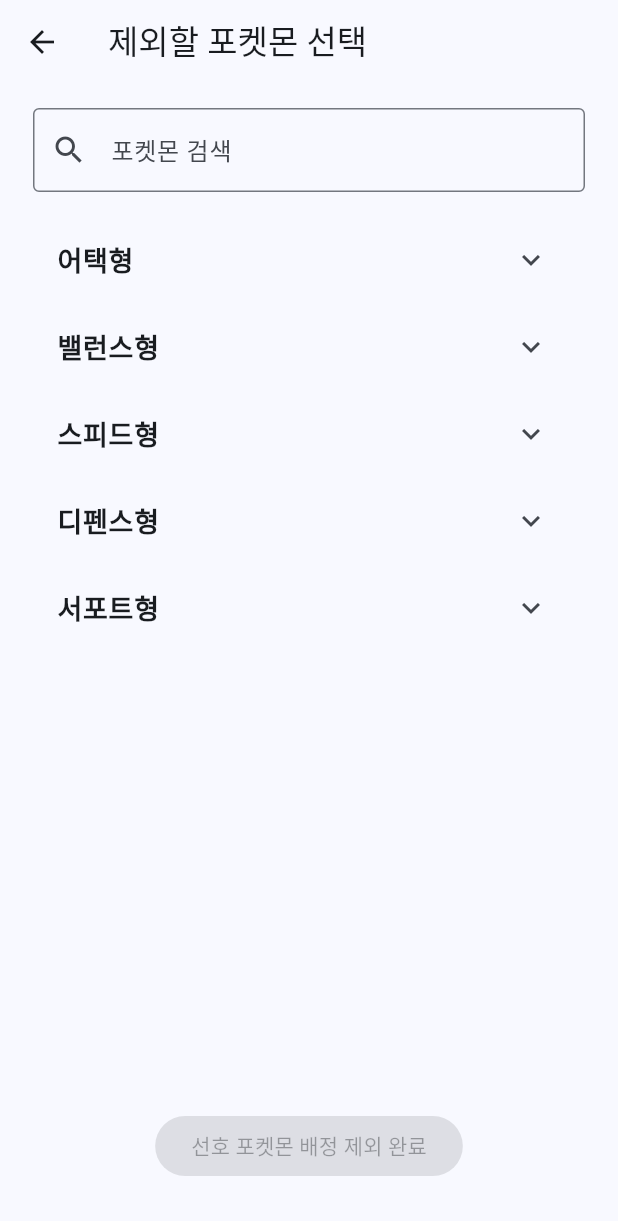
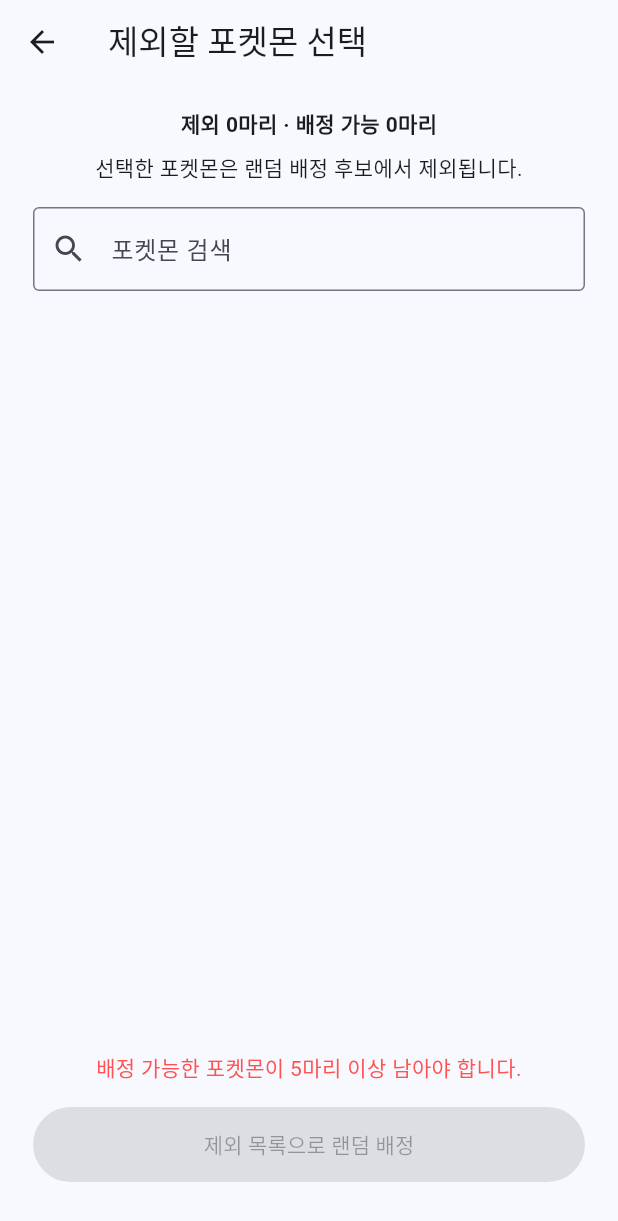
Before and after one commit to ParkMinjun0721/PokemonUnite, a Flutter app: the ExcludePokemonPage screen opened directly with empty values, on a phone screen of 412 x 824 dp. Shown: the top 1221 px of the screen. Run offline on Flutter 3.47's test engine with Material 3 defaults, Android fonts, the phone set to English and light mode, and no system bars; our stand-ins replace firebase_core, flutter_riverpod; accounts and stored records are empty; network calls fail.

Commit message:
[Feat] 제외 포켓몬 랜덤 배정 기능 복구 (26.07.02)

```diff
--- a/lib/pokemon/pokemon_assignment_page.dart
+++ b/lib/pokemon/pokemon_assignment_page.dart
@@ -6,6 +6,7 @@
   final List<String> players;
   final List<String> selectedCategories;
   final List<String> preferredPokemon;
+  final List<String> excludedPokemon;
   final bool assignOneFromEach;
 
   const PokemonAssignmentPage({
@@ -13,6 +14,7 @@
     required this.players,
     required this.selectedCategories,
     this.preferredPokemon = const [],
+    this.excludedPokemon = const [],
     this.assignOneFromEach = false,
   });
 
@@ -68,6 +70,7 @@
           team1: team1,
           team2: team2,
           playerPokemonMap: playerPokemonMap,
+          excludedPokemon: widget.excludedPokemon,
         );
       }
     } on PokemonAssignmentException catch (error) {
--- a/lib/pokemon/pokemon_exclude_page.dart
+++ b/lib/pokemon/pokemon_exclude_page.dart
@@ -1,35 +1,50 @@
 import 'package:flutter/material.dart';
+import '../data/pokemon_data.dart';
 import 'pokemon_assignment_page.dart';
-import '../data/pokemon_data.dart';
 
 class ExcludePokemonPage extends StatefulWidget {
   final List<String> players;
+  final List<String> selectedCategories;
 
-  ExcludePokemonPage({required this.players});
+  const ExcludePokemonPage({
+    super.key,
+    required this.players,
+    required this.selectedCategories,
+  });
 
   @override
-  _ExcludePokemonPageState createState() => _ExcludePokemonPageState();
+  State<ExcludePokemonPage> createState() => _ExcludePokemonPageState();
 }
 
 class _ExcludePokemonPageState extends State<ExcludePokemonPage> {
   List<String> excludedPokemon = []; // 제외된 포켓몬 리스트
   String searchQuery = ''; // 검색어
 
-  // 포켓몬을 카테고리별로 분류하고 제외된 포켓몬 필터링
+  List<Map<String, String>> get candidatePokemon {
+    return pokemonList
+        .where((pokemon) =>
+            widget.selectedCategories.contains(pokemon['category']))
+        .toList();
+  }
+
+  int get assignablePokemonCount {
+    return candidatePokemon
+        .where((pokemon) => !excludedPokemon.contains(pokemon['name']))
+        .length;
+  }
+
+  bool get canAssign => assignablePokemonCount >= 5;
+
+  // 포켓몬을 카테고리별로 분류하고 검색어로 필터링
   Map<String, List<String>> get categorizedPokemon {
-    Map<String, List<String>> categories = {
-      '어택형': [],
-      '밸런스형': [],
-      '스피드형': [],
-      '디펜스형': [],
-      '서포트형': [],
+    final Map<String, List<String>> categories = {
+      for (final category in widget.selectedCategories) category: [],
     };
 
-    for (var pokemon in pokemonList) {
+    for (final pokemon in candidatePokemon) {
       String category = pokemon['category']!;
       String name = pokemon['name']!;
-      if (!excludedPokemon.contains(name) &&
-          name.toLowerCase().contains(searchQuery.toLowerCase())) {
+      if (name.toLowerCase().contains(searchQuery.toLowerCase())) {
         categories[category]?.add(name);
       }
     }
@@ -40,19 +55,29 @@
   @override
   Widget build(BuildContext context) {
     return Scaffold(
-      appBar: AppBar(title: Text('제외할 포켓몬 선택')),
+      appBar: AppBar(title: const Text('제외할 포켓몬 선택')),
       body: Center(
         child: ConstrainedBox(
-          constraints: BoxConstraints(
+          constraints: const BoxConstraints(
             maxWidth: 400, // 화면 크기를 400px로 제한
           ),
           child: Padding(
             padding: const EdgeInsets.all(16.0),
             child: Column(
               children: [
+                Text(
+                  '제외 ${excludedPokemon.length}마리 · 배정 가능 $assignablePokemonCount마리',
+                  style: const TextStyle(fontWeight: FontWeight.bold),
+                ),
+                const SizedBox(height: 8),
+                const Text(
+                  '선택한 포켓몬은 랜덤 배정 후보에서 제외됩니다.',
+                  textAlign: TextAlign.center,
+                ),
+                const SizedBox(height: 16),
                 // 검색창 추가
                 TextField(
-                  decoration: InputDecoration(
+                  decoration: const InputDecoration(
                     labelText: '포켓몬 검색',
                     prefixIcon: Icon(Icons.search),
                     border: OutlineInputBorder(),
@@ -63,24 +88,75 @@
                     });
                   },
                 ),
-                SizedBox(height: 16),
+                const SizedBox(height: 12),
+                if (excludedPokemon.isNotEmpty)
+                  ConstrainedBox(
+                    constraints: const BoxConstraints(maxHeight: 96),
+                    child: SingleChildScrollView(
+                      child: Wrap(
+                        spacing: 8,
+                        runSpacing: 4,
+                        children: [
+                          ...excludedPokemon.map((pokemonName) {
+                            return InputChip(
+                              label: Text(pokemonName),
+                              onDeleted: () {
+                                setState(() {
+                                  excludedPokemon.remove(pokemonName);
+                                });
+                              },
+                            );
+                          }),
+                        ],
+                      ),
+                    ),
+                  ),
+                if (excludedPokemon.isNotEmpty)
+                  Align(
+                    alignment: Alignment.centerRight,
+                    child: TextButton(
+                      onPressed: () {
+                        setState(() {
+                          excludedPokemon.clear();
+                        });
+                      },
+                      child: const Text('전체 해제'),
+                    ),
+                  ),
+                const SizedBox(height: 8),
                 // 카테고리별 포켓몬 리스트
                 Expanded(
                   child: ListView(
                     children: categorizedPokemon.entries.map((entry) {
-                      if (entry.value.isEmpty) return SizedBox(); // 검색 결과가 없을 경우 표시 안 함
+                      if (entry.value.isEmpty) {
+                        return const SizedBox(); // 검색 결과가 없을 경우 표시 안 함
+                      }
                       return ExpansionTile(
                         title: Text(
                           entry.key, // 카테고리 이름
-                          style: TextStyle(
+                          style: const TextStyle(
                             fontSize: 18,
                             fontWeight: FontWeight.bold,
                           ),
                         ),
-                        children: entry.value.map((pokemonName) {
+                        children: [
+                          Padding(
+                            padding: const EdgeInsets.symmetric(
+                              horizontal: 8.0,
+                              vertical: 4.0,
+                            ),
+                            child: Align(
+                              alignment: Alignment.centerLeft,
+                              child: Wrap(
+                                spacing: 8,
+                                runSpacing: 4,
+                                children: [
+                                  ...entry.value.map((pokemonName) {
                                     return FilterChip(
                                       label: Text(pokemonName),
-                            selected: excludedPokemon.contains(pokemonName),
+                                      selected: excludedPokemon.contains(
+                                        pokemonName,
+                                      ),
                                       onSelected: (bool selected) {
                                         setState(() {
                                           if (selected) {
@@ -91,47 +167,49 @@
                                         });
                                       },
                                     );
-                        }).toList(),
+                                  }),
+                                ],
+                              ),
+                            ),
+                          ),
+                        ],
                       );
                     }).toList(),
                   ),
                 ),
-                // 제외된 포켓몬 미리보기
-                // Wrap(
-                //   spacing: 8,
-                //   runSpacing: 4,
-                //   children: excludedPokemon.map((pokemon) {
-                //     return Chip(
-                //       label: Text(pokemon),
-                //       deleteIcon: Icon(Icons.close),
-                //       onDeleted: () {
-                //         setState(() {
-                //           excludedPokemon.remove(pokemon);
-                //         });
-                //       },
-                //     );
-                //   }).toList(),
-                // ),
-                SizedBox(height: 16),
+                if (!canAssign)
+                  const Padding(
+                    padding: EdgeInsets.only(bottom: 8.0),
+                    child: Text(
+                      '배정 가능한 포켓몬이 5마리 이상 남아야 합니다.',
+                      style: TextStyle(color: Colors.redAccent),
+                      textAlign: TextAlign.center,
+                    ),
+                  ),
+                const SizedBox(height: 8),
                 // 다음 페이지로 이동 버튼
-                ElevatedButton(
-                  onPressed: excludedPokemon.isNotEmpty
+                SizedBox(
+                  width: double.infinity,
+                  height: 50,
+                  child: ElevatedButton(
+                    onPressed: canAssign
                         ? () {
                             Navigator.push(
                               context,
                               MaterialPageRoute(
                                 builder: (context) => PokemonAssignmentPage(
                                   players: widget.players,
-                          selectedCategories: [], // 선택된 카테고리 없음
-                          preferredPokemon: [], // 선호 포켓몬 없음
+                                  selectedCategories: widget.selectedCategories,
+                                  excludedPokemon: excludedPokemon,
                                 ),
                               ),
                             );
                           }
                         : null,
-                  child: Text('선호 포켓몬 배정 제외 완료'),
+                    child: const Text('제외 목록으로 랜덤 배정'),
                   ),
-                SizedBox(height: 20),
+                ),
+                const SizedBox(height: 20),
               ],
             ),
           ),
```
Also changed, not shown: lib/pokemon/pokemon_assignment_logic.dart (+14 -3 lines), lib/pokemon/pokemon_category_page.dart (+32 -23 lines), 2 other files. Lines whose indentation alone changed are shown as unchanged.
